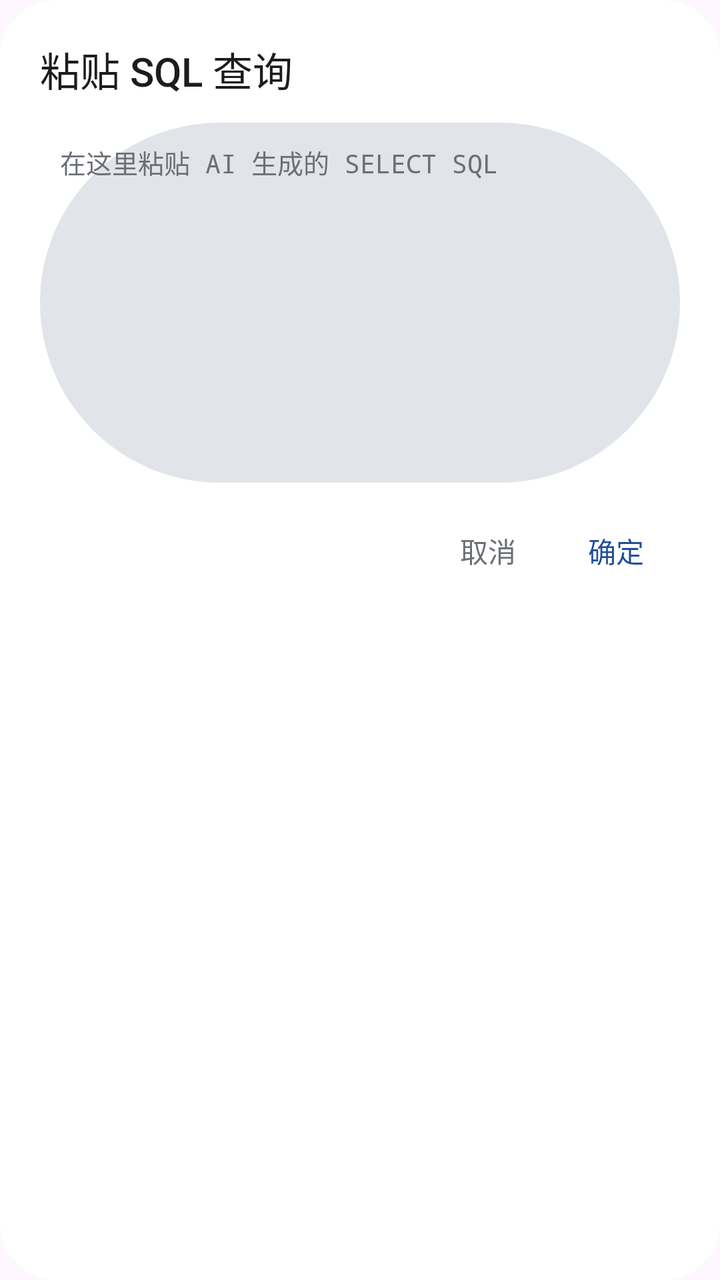
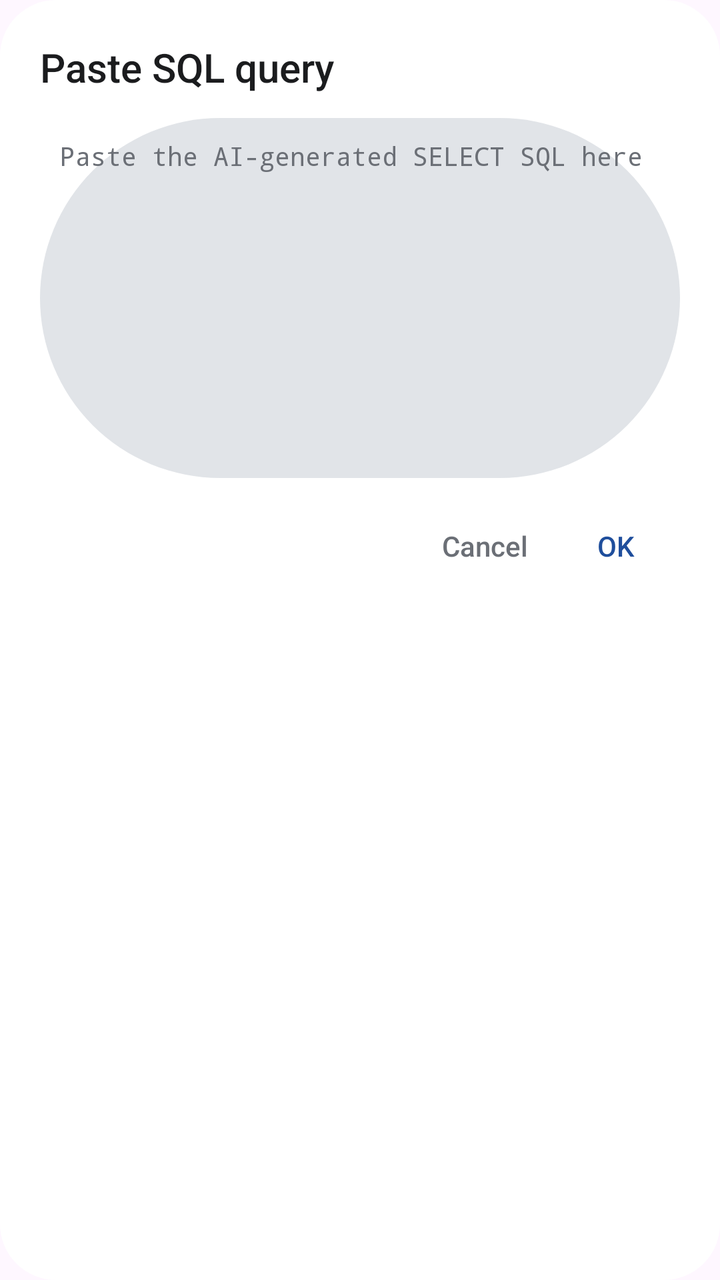

Screens rendered from an Android XML layout before and after an edit, with the pre-edit source and the edit as a unified diff.
<!-- AndroidManifest.xml: application theme Theme.TransitU -->
<!-- res/layout/dialog_sql_input.xml -->
<?xml version="1.0" encoding="utf-8"?>
<LinearLayout xmlns:android="http://schemas.android.com/apk/res/android"
    android:id="@+id/dialogSqlContent"
    android:layout_width="match_parent"
    android:layout_height="wrap_content"
    android:orientation="vertical"
    android:padding="20dp"
    android:background="@drawable/bg_dialog">

    <TextView
        android:id="@+id/dialogSqlTitle"
        android:layout_width="match_parent"
        android:layout_height="wrap_content"
        android:text="粘贴 SQL 查询"
        android:textColor="@color/ink"
        android:textSize="20sp"
        android:layout_marginBottom="12dp"
        android:fontFamily="sans-serif-medium" />

    <EditText
        android:id="@+id/dialogSqlInput"
        android:layout_width="match_parent"
        android:layout_height="180dp"
        android:minHeight="140dp"
        android:gravity="top|start"
        android:hint="在这里粘贴 AI 生成的 SELECT SQL"
        android:inputType="textMultiLine|textNoSuggestions"
        android:scrollbars="vertical"
        android:textColor="@color/ink"
        android:textColorHint="@color/ink_3"
        android:textSize="13sp"
        android:fontFamily="monospace"
        android:padding="10dp"
        android:background="@drawable/bg_chip_default" />

    <LinearLayout
        android:layout_width="match_parent"
        android:layout_height="wrap_content"
        android:orientation="horizontal"
        android:gravity="end|center_vertical"
        android:layout_marginTop="14dp">

        <TextView
            android:id="@+id/dialogSqlCancel"
            android:layout_width="wrap_content"
            android:layout_height="40dp"
            android:gravity="center"
            android:text="取消"
            android:textColor="@color/ink_3"
            android:textSize="14sp"
            android:clickable="true"
            android:focusable="true"
            android:minWidth="64dp"
            android:paddingStart="12dp"
            android:paddingEnd="12dp"
            android:fontFamily="sans-serif-medium"
            android:background="@drawable/bg_text_button" />

        <TextView
            android:id="@+id/dialogSqlConfirm"
            android:layout_width="wrap_content"
            android:layout_height="40dp"
            android:gravity="center"
            android:text="确定"
            android:textColor="@color/accent"
            android:textSize="14sp"
            android:clickable="true"
            android:focusable="true"
            android:minWidth="64dp"
            android:paddingStart="12dp"
            android:paddingEnd="12dp"
            android:fontFamily="sans-serif-medium"
            android:background="@drawable/bg_text_button" />
    </LinearLayout>
</LinearLayout>
<!-- resources referenced by this layout -->
<resources>
  <color name="accent">#1F4E9C</color>
  <color name="ink">#1B1C1E</color>
  <color name="ink_3">#6B6F76</color>
  <!-- drawable bg_chip_default (drawable) -->
  <?xml version="1.0" encoding="utf-8"?>
  <shape xmlns:android="http://schemas.android.com/apk/res/android">
      <solid android:color="@color/line" />
      <corners android:radius="999dp" />
  </shape>
  <!-- drawable bg_dialog (drawable) -->
  <?xml version="1.0" encoding="utf-8"?>
  <shape xmlns:android="http://schemas.android.com/apk/res/android">
      <solid android:color="@color/surface" />
      <corners android:radius="28dp" />
  </shape>
  <!-- drawable bg_text_button (drawable) -->
  <?xml version="1.0" encoding="utf-8"?>
  <ripple xmlns:android="http://schemas.android.com/apk/res/android"
      android:color="#1F1B1C1E">
      <item android:id="@android:id/mask">
          <shape>
              <solid android:color="@android:color/white" />
              <corners android:radius="999dp" />
          </shape>
      </item>
  </ripple>
  <style name="Theme.TransitU" parent="Theme.Material3.DayNight.NoActionBar">
          
          <item name="android:textSelectHandle">@drawable/tu_text_select_handle_middle</item>
          <item name="android:textSelectHandleLeft">@drawable/tu_text_select_handle_left</item>
          <item name="android:textSelectHandleRight">@drawable/tu_text_select_handle_right</item>
  
          
          <item name="android:textColorHighlight">@color/m3_highlighted_text</item>
      </style>
  <color name="line">#E1E4E8</color>
  <color name="surface">#FFFFFF</color>
  <!-- drawable tu_text_select_handle_middle (drawable) -->
  <?xml version="1.0" encoding="utf-8"?>
  <bitmap xmlns:android="http://schemas.android.com/apk/res/android"
      android:src="@drawable/abc_text_select_handle_middle_mtrl"
      android:tint="?attr/colorPrimary"
      android:tintMode="src_in" />
  <!-- drawable tu_text_select_handle_left (drawable) -->
  <?xml version="1.0" encoding="utf-8"?>
  <bitmap xmlns:android="http://schemas.android.com/apk/res/android"
      android:src="@drawable/abc_text_select_handle_left_mtrl"
      android:tint="?attr/colorPrimary"
      android:tintMode="src_in" />
  <!-- drawable tu_text_select_handle_right (drawable) -->
  <?xml version="1.0" encoding="utf-8"?>
  <bitmap xmlns:android="http://schemas.android.com/apk/res/android"
      android:src="@drawable/abc_text_select_handle_right_mtrl"
      android:tint="?attr/colorPrimary"
      android:tintMode="src_in" />
</resources>

<!-- the commit's change to res/layout/dialog_sql_input.xml (unified diff, before → after) -->
@@ -11,7 +11,7 @@
         android:id="@+id/dialogSqlTitle"
         android:layout_width="match_parent"
         android:layout_height="wrap_content"
-        android:text="粘贴 SQL 查询"
+        android:text="@string/sql_input_title"
         android:textColor="@color/ink"
         android:textSize="20sp"
         android:layout_marginBottom="12dp"
@@ -23,7 +23,7 @@
         android:layout_height="180dp"
         android:minHeight="140dp"
         android:gravity="top|start"
-        android:hint="在这里粘贴 AI 生成的 SELECT SQL"
+        android:hint="@string/sql_input_hint"
         android:inputType="textMultiLine|textNoSuggestions"
         android:scrollbars="vertical"
         android:textColor="@color/ink"
@@ -45,7 +45,7 @@
             android:layout_width="wrap_content"
             android:layout_height="40dp"
             android:gravity="center"
-            android:text="取消"
+            android:text="@string/action_cancel"
             android:textColor="@color/ink_3"
             android:textSize="14sp"
             android:clickable="true"
@@ -61,7 +61,7 @@
             android:layout_width="wrap_content"
             android:layout_height="40dp"
             android:gravity="center"
-            android:text="确定"
+            android:text="@string/action_ok"
             android:textColor="@color/accent"
             android:textSize="14sp"
             android:clickable="true"
<!-- resource entries referenced after the edit -->
@@ -26,6 +26,10 @@
           </shape>
       </item>
   </ripple>
+  <string name="action_cancel">Cancel</string>
+  <string name="action_ok">OK</string>
+  <string name="sql_input_hint">Paste the AI-generated SELECT SQL here</string>
+  <string name="sql_input_title">Paste SQL query</string>
   <style name="Theme.TransitU" parent="Theme.Material3.DayNight.NoActionBar">
           
           <item name="android:textSelectHandle">@drawable/tu_text_select_handle_middle</item>
